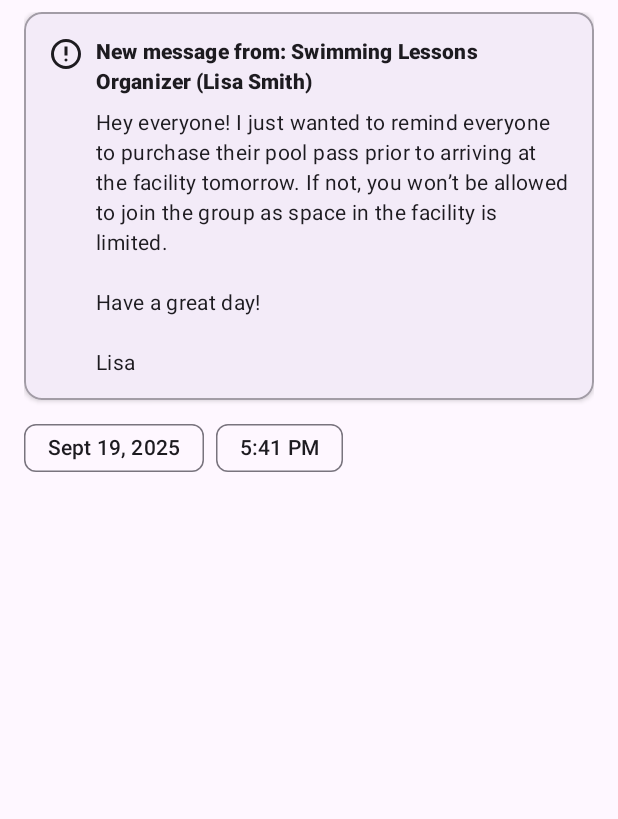
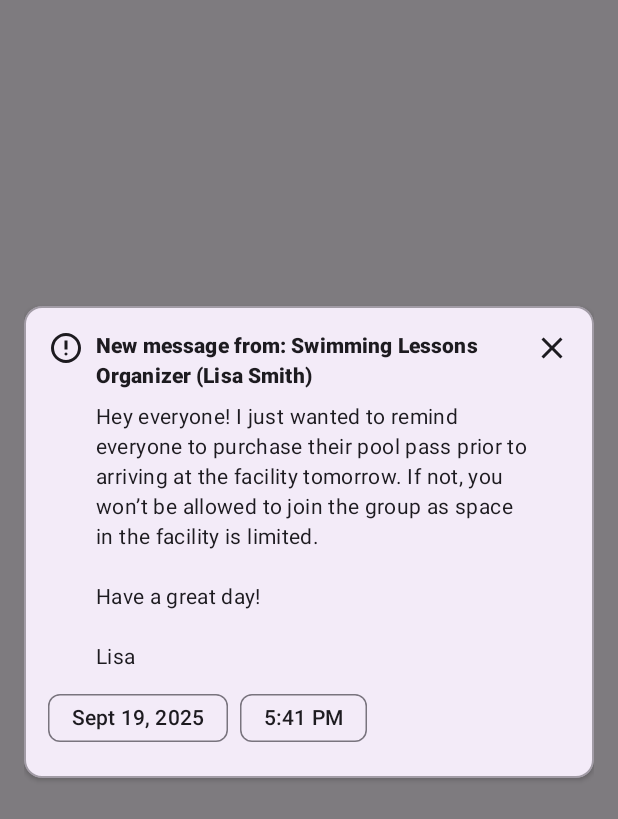
Before and after one commit to Matrix-F25/matrix-events, an Android app: the layout fragment_notification_see_more.xml on its own in the app's theme, with its tools: preview values and no code run, on a phone screen of 412 x 824 dp. Shown: the top 819 px of the screen. Run offline under Robolectric (Android 15) with nearby library versions, the phone set to English and light mode, and no system bars.

Commit message:
Updated the Notification See More Fragment layout
This commit updates the layout for the "See More" notification screen.

Key changes:
- The root layout now fills the entire parent and has a semi-transparent background.
- A close button has been added to the notification card.
- The date and time chips have been moved inside the `MaterialCardView`.
- The layout has been refactored to a more centered, modal-like appearance.
- Removed the `contentDescription` from the info icon.

```diff
--- a/app/src/main/res/layout/fragment_notification_see_more.xml
+++ b/app/src/main/res/layout/fragment_notification_see_more.xml
@@ -4,23 +4,24 @@
     xmlns:app="http://schemas.android.com/apk/res-auto"
     xmlns:tools="http://schemas.android.com/tools"
     android:layout_width="match_parent"
-    android:layout_height="wrap_content"
+    android:layout_height="match_parent"
     android:paddingStart="16dp"
     android:paddingEnd="16dp"
-    android:paddingTop="8dp"
-    android:paddingBottom="8dp">
+    android:background="#80000000">
 
     <com.google.android.material.card.MaterialCardView
         android:id="@+id/message_card_view"
-        android:layout_width="0dp"
+        android:layout_width="match_parent"
         android:layout_height="wrap_content"
         app:cardCornerRadius="12dp"
         app:cardElevation="2dp"
         app:strokeColor="@color/material_on_surface_disabled"
         app:strokeWidth="1dp"
+        app:layout_constraintBottom_toBottomOf="parent"
         app:layout_constraintEnd_toEndOf="parent"
         app:layout_constraintStart_toStartOf="parent"
-        app:layout_constraintTop_toTopOf="parent">
+        app:layout_constraintTop_toTopOf="parent"
+        app:layout_constraintVertical_bias="0.4">
 
         <androidx.constraintlayout.widget.ConstraintLayout
             android:layout_width="match_parent"
@@ -32,7 +33,6 @@
                 android:layout_width="24dp"
                 android:layout_height="24dp"
                 android:src="@drawable/ic_notification_logo"
-                android:contentDescription="Info"
                 app:layout_constraintStart_toStartOf="parent"
                 app:layout_constraintTop_toTopOf="parent"
                 app:tint="?android:attr/textColorPrimary" />
@@ -47,9 +47,19 @@
                 android:textAppearance="@style/TextAppearance.Material3.TitleSmall"
                 android:textStyle="bold"
                 android:textColor="?android:attr/textColorPrimary"
-                app:layout_constraintEnd_toEndOf="parent"
+                app:layout_constraintEnd_toStartOf="@+id/button_close"
                 app:layout_constraintStart_toEndOf="@id/icon_info"
                 app:layout_constraintTop_toTopOf="parent" />
+
+            <ImageButton
+                android:id="@+id/button_close"
+                android:layout_width="24dp"
+                android:layout_height="24dp"
+                android:background="?attr/selectableItemBackgroundBorderless"
+                android:src="@drawable/ic_notification_x"
+                app:layout_constraintEnd_toEndOf="parent"
+                app:layout_constraintTop_toTopOf="parent"
+                app:tint="?android:attr/textColorPrimary" />
 
             <TextView
                 android:id="@+id/text_message_body"
@@ -61,10 +71,7 @@
                 android:textAppearance="@style/TextAppearance.Material3.BodyMedium"
                 app:layout_constraintEnd_toEndOf="@id/text_message_title"
                 app:layout_constraintStart_toStartOf="@id/text_message_title"
-                app:layout_constraintTop_toBottomOf="@id/text_message_title" />
-
-        </androidx.constraintlayout.widget.ConstraintLayout>
-    </com.google.android.material.card.MaterialCardView>
+                app:layout_constraintTop_toBottomOf="@+id/text_message_title" />
 
             <com.google.android.material.chip.Chip
                 android:id="@+id/chip_date"
@@ -73,7 +80,7 @@
                 android:layout_marginTop="8dp"
                 android:text="Sept 19, 2025"
                 app:layout_constraintStart_toStartOf="parent"
-        app:layout_constraintTop_toBottomOf="@id/message_card_view" />
+                app:layout_constraintTop_toBottomOf="@+id/text_message_body" />
 
             <com.google.android.material.chip.Chip
                 android:id="@+id/chip_time"
@@ -86,3 +93,6 @@
                 app:layout_constraintTop_toTopOf="@id/chip_date" />
 
         </androidx.constraintlayout.widget.ConstraintLayout>
+    </com.google.android.material.card.MaterialCardView>
+
+</androidx.constraintlayout.widget.ConstraintLayout>
```
Lines whose indentation alone changed are shown as unchanged.
